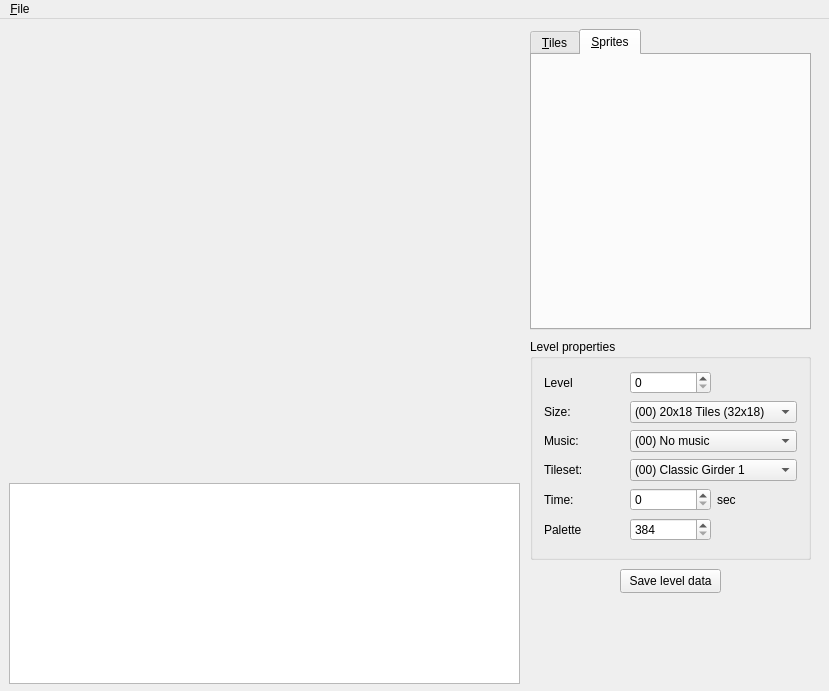
Qt form MainWindow.ui (bailli/eDKit) before a commit.
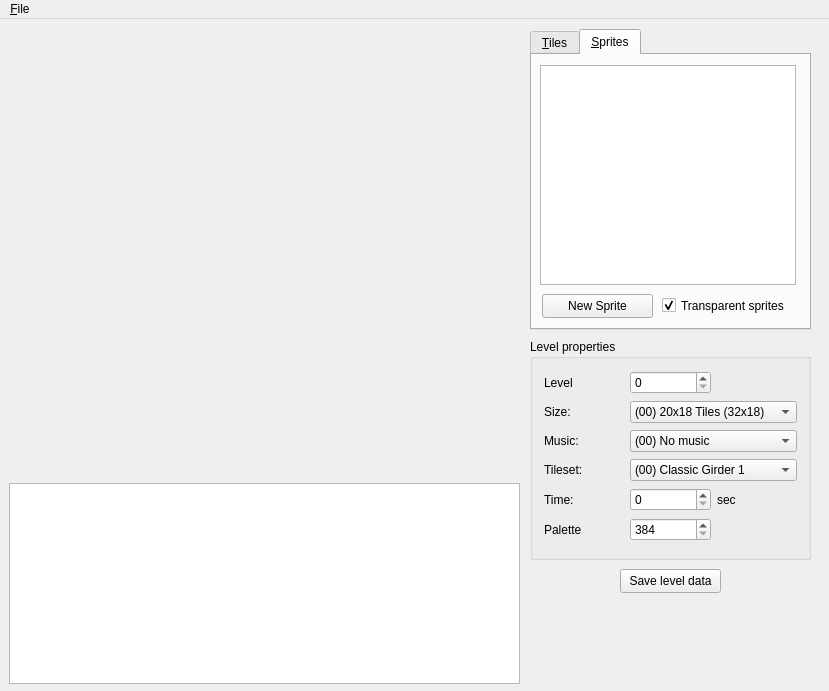
The same form after that commit. The open tabs and pages were chosen to show the change. Custom widgets are drawn as their Qt base class.

Commit message: adding new sprites via GUI now possible drawing flipped or rotated sprites now possible partial support for interpreting the "additional sprite data"

```diff
--- a/MainWindow.ui
+++ b/MainWindow.ui
@@ -87,6 +87,54 @@
      <attribute name="title">
       <string>&amp;Sprites</string>
      </attribute>
+     <widget class="QCheckBox" name="ckbTransparency">
+      <property name="geometry">
+       <rect>
+        <x>130</x>
+        <y>240</y>
+        <width>131</width>
+        <height>21</height>
+       </rect>
+      </property>
+      <property name="text">
+       <string>Transparent sprites</string>
+      </property>
+      <property name="checked">
+       <bool>true</bool>
+      </property>
+     </widget>
+     <widget class="QListWidget" name="lstSprites">
+      <property name="geometry">
+       <rect>
+        <x>8</x>
+        <y>10</y>
+        <width>256</width>
+        <height>220</height>
+       </rect>
+      </property>
+     </widget>
+     <widget class="QToolButton" name="toolButton">
+      <property name="geometry">
+       <rect>
+        <x>10</x>
+        <y>239</y>
+        <width>111</width>
+        <height>24</height>
+       </rect>
+      </property>
+      <property name="text">
+       <string>New Sprite</string>
+      </property>
+      <property name="popupMode">
+       <enum>QToolButton::InstantPopup</enum>
+      </property>
+      <property name="toolButtonStyle">
+       <enum>Qt::ToolButtonTextBesideIcon</enum>
+      </property>
+      <property name="arrowType">
+       <enum>Qt::NoArrow</enum>
+      </property>
+     </widget>
     </widget>
    </widget>
    <widget class="QGroupBox" name="groupBox">
```
Left out of the diff: 2 changed lines with no effect on the pictures. The commit also changes 6 other files.
